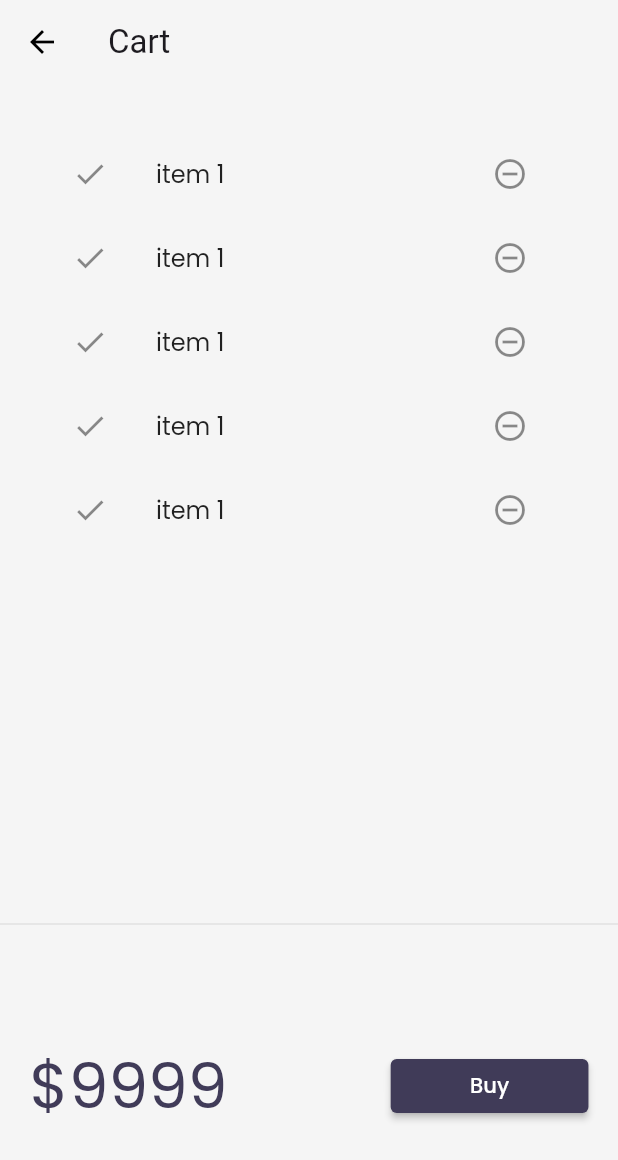
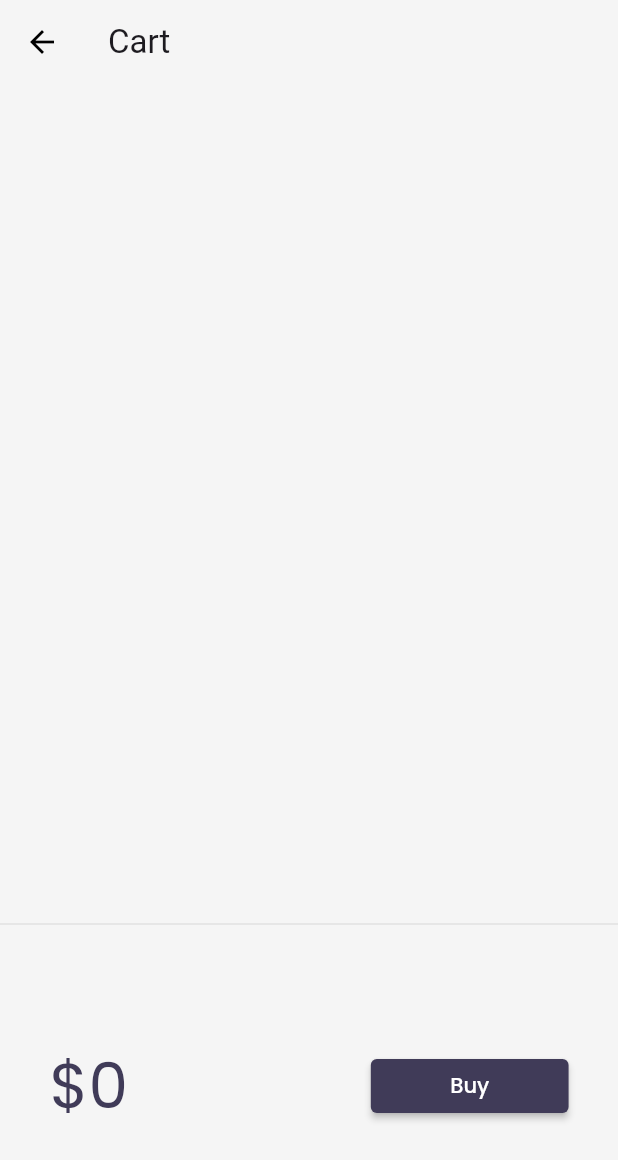
Before and after one commit to Muhammad-Zunair-Shahzad/master_app, a Flutter app: the screen it shows after launch, after a tap on an icon or button, on a phone screen of 412 x 824 dp. Shown: the top 1160 px of the screen. Run offline on Flutter 3.47's test engine with Material 3 defaults, Android fonts, the phone set to English and light mode, and no system bars; our stand-ins replace flutter_lorem, google_fonts, velocity_x; network calls fail.

Commit message:
all commit

```diff
--- a/lib/models/cart.dart
+++ b/lib/models/cart.dart
@@ -1,11 +1,12 @@
 import 'package:master_app/models/catalog.dart';
 
-class Cart {
+class CartModel {
+  static final cartModel = CartModel.internal();
+  CartModel.internal();
+  factory CartModel() => cartModel;
+
   // NOTE0
   CatalogModel? _catalog;
-
-  // Collectionof ID's - store Ids of each Item
-  final List<int> _itemIds = [];
 
   // Get Catalog
   CatalogModel get catalog {
@@ -17,29 +18,25 @@ class Cart {
     _catalog = newCatalog;
   }
 
+  // Collectionof ID's - store Ids of each Item
+  final List<int> _itemIds = [];
+
   // Get items in the cart
   List<Item> get items {
-    return _itemIds.map((id) => _catalog!.getById(id)).toList();
+    return _itemIds.map<Item>((id) => _catalog!.getById(id)).toList();
   }
 
   // Get total price
   num get totalPrice =>
       items.fold(0, (total, current) => total + current.price);
 
-  // Add item
+  // Add item to the List of int ids
   void add(Item item) {
     _itemIds.add(item.id);
   }
 
-  // Remove item
+  // Remove item to the List of int ids
   void remove(Item item) {
     _itemIds.remove(item.id);
   }
 }
-
-/*
-NOTE0:
-      --> Dart is nulla language HaHa.
-      --> Dart doesn't that _catalog is null so we explicitely tell DART.
-      --> Hey! DART catalog must contain something or null.
- */
--- a/lib/models/catalog.dart
+++ b/lib/models/catalog.dart
@@ -1,6 +1,12 @@
 import 'dart:convert';
 
 class CatalogModel {
+
+  // Instead of creating a new CatalogModel object we will use an existing object --> this is singleton object (same concept gies for CartModel class of cart.dart)
+  static final catModel = CatalogModel.internal();
+  CatalogModel.internal();
+  factory CatalogModel() => catModel;
+
   // NOTE0
   static List<Item>? items;
 
@@ -13,7 +19,6 @@ class CatalogModel {
   Item getByPosition(int pos) {
     return items![pos];
   }
-
 }
 
 class Item {
--- a/lib/pages/cart_page.dart
+++ b/lib/pages/cart_page.dart
@@ -1,4 +1,5 @@
 import 'package:flutter/material.dart';
+import 'package:master_app/models/cart.dart';
 import 'package:velocity_x/velocity_x.dart';
 
 class CartPage extends StatelessWidget {
@@ -23,17 +24,40 @@ class CartPage extends StatelessWidget {
   }
 }
 
+class CartList extends StatefulWidget {
+  const CartList({super.key});
+  @override
+  State<CartList> createState() => _CartListState();
+}
+
+class _CartListState extends State<CartList> {
+  final _cart = CartModel(); // NOTE3
+  @override
+  Widget build(BuildContext context) {
+    return ListView.builder(
+        itemCount: _cart.items.length, // NOTE4: List<Item> items, in the start the list will be null so nothing will display on the screen
+        itemBuilder: (context, index) => ListTile(
+              leading: const Icon(Icons.done),
+              trailing: IconButton(
+                  onPressed: () {},
+                  icon: const Icon(Icons.remove_circle_outline)),
+              title: _cart.items[index].name.text.make(), // NOTE5: Instead of "item1".text.make(), we write _cart.items[index].name
+            ));
+  }
+}
+
 class CartTotal extends StatelessWidget {
   const CartTotal({super.key});
 
   @override
   Widget build(BuildContext context) {
+    final cart = CartModel();
     return SizedBox(
       height: 200,
       child: Row(
         mainAxisAlignment: MainAxisAlignment.spaceAround,
         children: [
-          "\$9999".text.color(context.accentColor).xl5.make(),
+          "\$${cart.totalPrice}".text.color(context.accentColor).xl5.make(),
           30.widthBox,
           ElevatedButton(
             onPressed: () {
@@ -51,27 +75,7 @@ class CartTotal extends StatelessWidget {
   }
 }
 
-class CartList extends StatefulWidget {
-  const CartList({super.key});
 
-  @override
-  State<CartList> createState() => _CartListState();
-}
-
-class _CartListState extends State<CartList> {
-  @override
-  Widget build(BuildContext context) {
-    return ListView.builder(
-        itemCount: 5,
-        itemBuilder: (context, index) => ListTile(
-              leading: const Icon(Icons.done),
-              trailing: IconButton(
-                  onPressed: () {},
-                  icon: const Icon(Icons.remove_circle_outline)),
-              title: "item 1".text.make(),
-            ));
-  }
-}
 
 /*
 
@@ -83,4 +87,9 @@ NOTE1
 NOTE2:
       --> giving a width of 32 inside the elevated button
 
+NOTE3:
+      --> Creating an obj of CartModel, so _cart behavees like object of CartModel
+
+NOTE4:
+
  */
--- a/lib/widgets/home_widgets/catalog_list.dart
+++ b/lib/widgets/home_widgets/catalog_list.dart
@@ -1,4 +1,5 @@
 import 'package:flutter/material.dart';
+import 'package:master_app/models/cart.dart';
 import 'package:master_app/pages/home_details_page.dart';
 import 'package:master_app/widgets/home_widgets/catalog_image.dart';
 import 'package:velocity_x/velocity_x.dart';
@@ -17,18 +18,14 @@ class CatalogList extends StatelessWidget {
           final catalog = CatalogModel.items![index]; // NOTE1.1
           return InkWell(
               onTap: () {
-                Navigator.of(context).push( // NOTE5
-                  MaterialPageRoute( // NOTE6
-                    builder: (context){
-                      return HomeDetailsPage(
-                        catalog: catalog // NOTE7, NOTE8
+                Navigator.of(context).push(// NOTE5
+                    MaterialPageRoute(// NOTE6
+                        builder: (context) {
+                  return HomeDetailsPage(catalog: catalog // NOTE7, NOTE8
                       );
-                    }
-                  )
-                );
+                }));
               },
-              child: CatalogItem(catalog: catalog)
-          );
+              child: CatalogItem(catalog: catalog));
         }); // I remove .expand form here
   }
 }
@@ -42,16 +39,15 @@ class CatalogItem extends StatelessWidget {
     return VxBox(
         child: Row(
       children: [
-        Hero(
-          tag: catalog.id,
-          child: CatalogImage(image: catalog.image)
-        ),
+        Hero(tag: catalog.id, child: CatalogImage(image: catalog.image)),
         Expanded(
           child: Column(
             crossAxisAlignment: CrossAxisAlignment.start,
             mainAxisAlignment: MainAxisAlignment.center,
             children: [
-              catalog.name.text.lg.bold.color(context.accentColor).make(), // NOTE3
+              catalog.name.text.lg.bold
+                  .color(context.accentColor)
+                  .make(), // NOTE3
               catalog.desc.text.textStyle(context.captionStyle).make(),
               Padding(
                 padding: const EdgeInsets.only(top: 10),
@@ -59,22 +55,10 @@ class CatalogItem extends StatelessWidget {
                   alignment: MainAxisAlignment.spaceBetween,
                   children: [
                     "\$${catalog.price}".text.bold.xl.make(),
-                    ElevatedButton(
-                      onPressed: () {},
-                      style: ButtonStyle(
-                        backgroundColor:
-                            WidgetStatePropertyAll(
-                              context.theme.floatingActionButtonTheme.backgroundColor, // NOTE2
-                            ),
-                        shape: const WidgetStatePropertyAll(
-                          StadiumBorder(),
-                        ),
-                      ),
-                      child: "Add To Cart".text.make(),
-                    ),
+                    _AddToCart(catalog: catalog),
                   ],
                 ).pOnly(right: 8.0),
-              )
+              ),
             ],
           ),
         ),
@@ -82,6 +66,46 @@ class CatalogItem extends StatelessWidget {
     )).color(context.cardColor).rounded.square(150).make().py16(); // NOTE1
   }
 }
+
+class _AddToCart extends StatefulWidget {
+  const _AddToCart({super.key, required this.catalog});
+  final Item catalog;
+  @override
+  State<_AddToCart> createState() => __AddToCartState();
+}
+
+class __AddToCartState extends State<_AddToCart> {
+  bool isAdded = false;
+  @override
+  Widget build(BuildContext context) {
+    return ElevatedButton(
+      onPressed: () {
+        isAdded = isAdded.toggle(); // NOTE9
+        // Add selected items to cart
+        final catalog = CatalogModel();
+        final cart = CartModel();
+        cart.catalog = catalog; // cart file may list jo bnai hai us kay liyay hum nay catalog function use kia hai is liyay zroori hai
+        cart.add(widget.catalog);
+        setState(() {
+          // NOTE10
+        });
+      },
+      style: ButtonStyle(
+        backgroundColor: WidgetStatePropertyAll(
+          context.theme.floatingActionButtonTheme.backgroundColor, // NOTE2
+        ),
+        shape: const WidgetStatePropertyAll(
+          StadiumBorder(),
+        ),
+      ),
+      child: isAdded ? const Icon(Icons.done) : "Add To Cart".text.make(),
+    );
+  }
+}
+
+
+
+
 
 /*
 NOTE1:
@@ -125,4 +149,10 @@ NOTE8:
         --> catalog is basically the Map
         --> so if I want to open the smae image like of ear pods then I can also write as: catalog: CatalogModel.getById(2)
         --> where 2 is the number of item in the home screen (it's not an index)
+
+NOTE9
+        --> false = true (after toogle) OR true = false (after toogle)
+
+NOTE10
+        --> Must set the state for toggle purpose
  */
```
